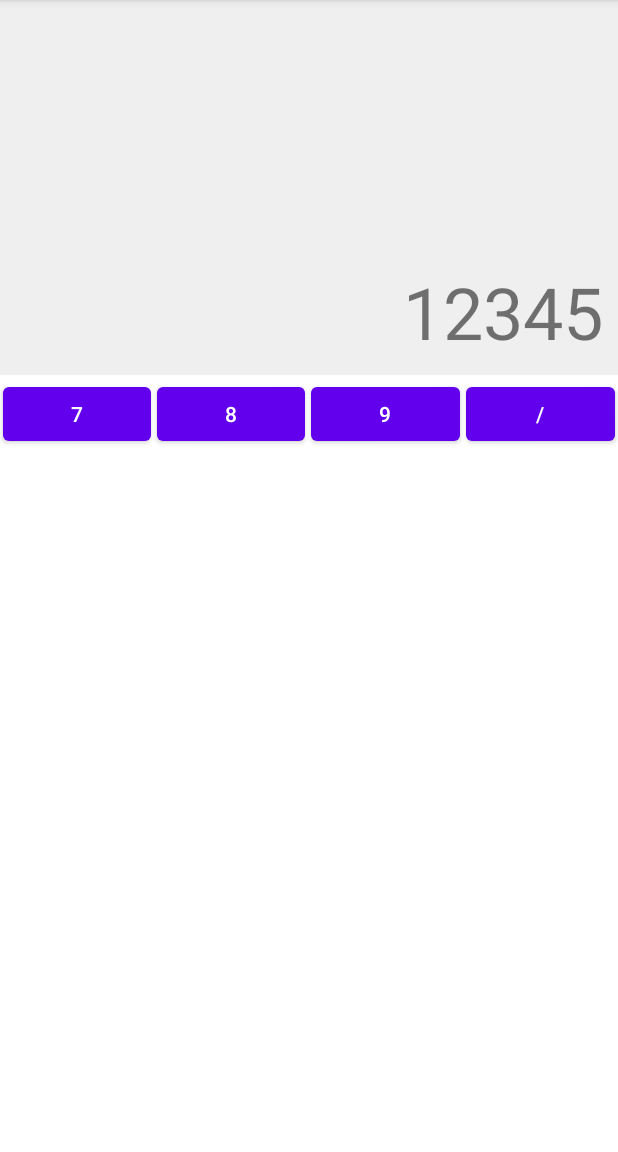
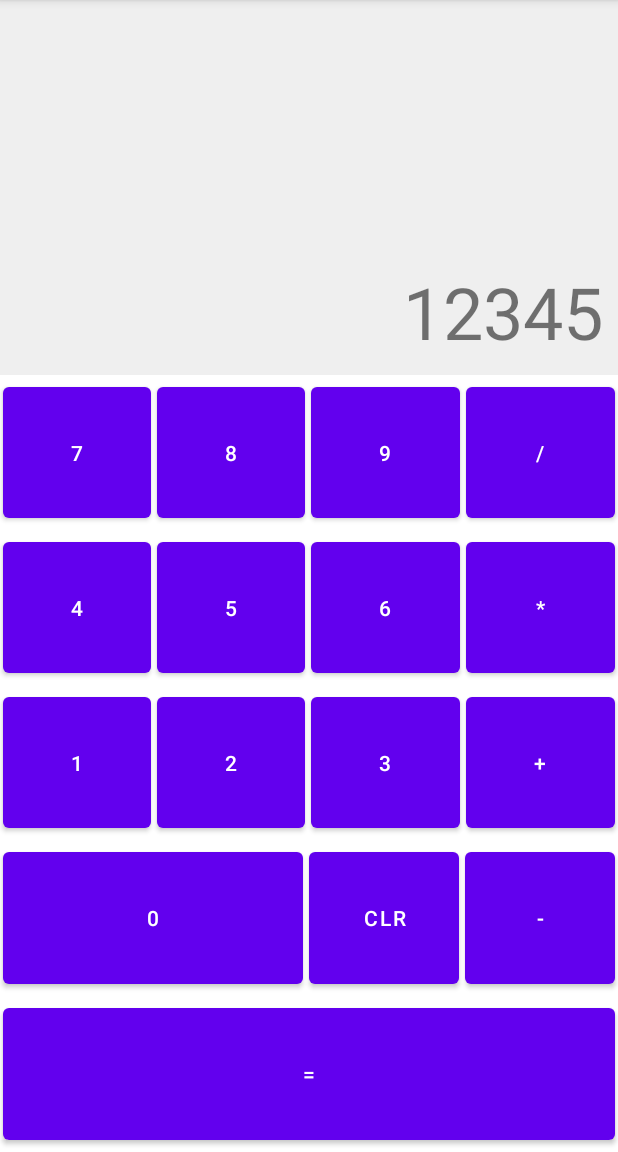
Before and after one commit to Stalkerfish/TheCalculatorApp, an Android app: the screen it shows after launch (MainActivity), on a phone screen of 412 x 824 dp, the part 84-1236 px from its top. Run offline under Robolectric (Android 15) with nearby library versions, the phone set to English and light mode, and no system bars.

Commit message:
Finishing the UI:
we have now five rows of buttons
all of them abused from `LinearLayout`s and the `layout_weight` property
the buttons are still just showing Toasts from `onDigit` function

```diff
--- a/app/src/main/res/layout/activity_main.xml
+++ b/app/src/main/res/layout/activity_main.xml
@@ -21,46 +21,188 @@
         android:layout_width="match_parent"
         android:layout_height="wrap_content"
         android:orientation="horizontal"
+        android:layout_weight="1"
         >
+
         <Button
             android:id="@+id/btnSeven"
-            android:layout_margin="2dp"
             android:layout_width="0dp"
             android:layout_height="match_parent"
+            android:layout_margin="2dp"
             android:layout_weight="1"
-            android:text="7"
             android:onClick="onDigit"
-            />
+            android:text="7" />
 
         <Button
             android:id="@+id/btnEight"
-            android:layout_margin="2dp"
             android:layout_width="0dp"
             android:layout_height="match_parent"
+            android:layout_margin="2dp"
             android:layout_weight="1"
-            android:text="8"
             android:onClick="onDigit"
-            />
+            android:text="8" />
 
         <Button
             android:id="@+id/btnNine"
-            android:layout_margin="2dp"
             android:layout_width="0dp"
             android:layout_height="match_parent"
+            android:layout_margin="2dp"
             android:layout_weight="1"
-            android:text="9"
             android:onClick="onDigit"
-            />
+            android:text="9" />
 
         <Button
             android:id="@+id/btnDivide"
-            android:layout_margin="2dp"
             android:layout_width="0dp"
             android:layout_height="match_parent"
+            android:layout_margin="2dp"
             android:layout_weight="1"
-            android:text="/"
             android:onClick="onDigit"
-            />
+            android:text="/" />
+
+    </LinearLayout>
+
+    <LinearLayout
+        android:layout_width="match_parent"
+        android:layout_height="wrap_content"
+        android:orientation="horizontal"
+        android:layout_weight="1"
+        >
+
+        <Button
+            android:id="@+id/btnFour"
+            android:layout_width="0dp"
+            android:layout_height="match_parent"
+            android:layout_margin="2dp"
+            android:layout_weight="1"
+            android:onClick="onDigit"
+            android:text="4" />
+
+        <Button
+            android:id="@+id/btnFive"
+            android:layout_width="0dp"
+            android:layout_height="match_parent"
+            android:layout_margin="2dp"
+            android:layout_weight="1"
+            android:onClick="onDigit"
+            android:text="5" />
+
+        <Button
+            android:id="@+id/btnSix"
+            android:layout_width="0dp"
+            android:layout_height="match_parent"
+            android:layout_margin="2dp"
+            android:layout_weight="1"
+            android:onClick="onDigit"
+            android:text="6" />
+
+        <Button
+            android:id="@+id/btnMultiply"
+            android:layout_width="0dp"
+            android:layout_height="match_parent"
+            android:layout_margin="2dp"
+            android:layout_weight="1"
+            android:onClick="onDigit"
+            android:text="*" />
+
+    </LinearLayout>
+
+    <LinearLayout
+        android:layout_width="match_parent"
+        android:layout_height="wrap_content"
+        android:orientation="horizontal"
+        android:layout_weight="1"
+        >
+
+        <Button
+            android:id="@+id/btnOne"
+            android:layout_width="0dp"
+            android:layout_height="match_parent"
+            android:layout_margin="2dp"
+            android:layout_weight="1"
+            android:onClick="onDigit"
+            android:text="1" />
+
+        <Button
+            android:id="@+id/btnTwo"
+            android:layout_width="0dp"
+            android:layout_height="match_parent"
+            android:layout_margin="2dp"
+            android:layout_weight="1"
+            android:onClick="onDigit"
+            android:text="2" />
+
+        <Button
+            android:id="@+id/btnThree"
+            android:layout_width="0dp"
+            android:layout_height="match_parent"
+            android:layout_margin="2dp"
+            android:layout_weight="1"
+            android:onClick="onDigit"
+            android:text="3" />
+
+        <Button
+            android:id="@+id/btnPlus"
+            android:layout_width="0dp"
+            android:layout_height="match_parent"
+            android:layout_margin="2dp"
+            android:layout_weight="1"
+            android:onClick="onDigit"
+            android:text="+" />
+
+    </LinearLayout>
+
+    <LinearLayout
+        android:layout_width="match_parent"
+        android:layout_height="wrap_content"
+        android:orientation="horizontal"
+        android:layout_weight="1"
+        >
+
+        <Button
+            android:id="@+id/btnZero"
+            android:layout_width="0dp"
+            android:layout_height="match_parent"
+            android:layout_margin="2dp"
+            android:layout_weight="2"
+            android:onClick="onDigit"
+            android:text="0" />
+
+        <Button
+            android:id="@+id/btnCLR"
+            android:layout_width="0dp"
+            android:layout_height="match_parent"
+            android:layout_margin="2dp"
+            android:layout_weight="1"
+            android:onClick="onDigit"
+            android:text="CLR" />
+
+        <Button
+            android:id="@+id/btnMinus"
+            android:layout_width="0dp"
+            android:layout_height="match_parent"
+            android:layout_margin="2dp"
+            android:layout_weight="1"
+            android:onClick="onDigit"
+            android:text="-" />
+
+    </LinearLayout>
+
+    <LinearLayout
+        android:layout_width="match_parent"
+        android:layout_height="wrap_content"
+        android:orientation="horizontal"
+        android:layout_weight="1"
+        >
+
+        <Button
+            android:id="@+id/btnEquals"
+            android:layout_width="0dp"
+            android:layout_height="match_parent"
+            android:layout_margin="2dp"
+            android:layout_weight="1"
+            android:onClick="onDigit"
+            android:text="=" />
 
     </LinearLayout>
 
```
